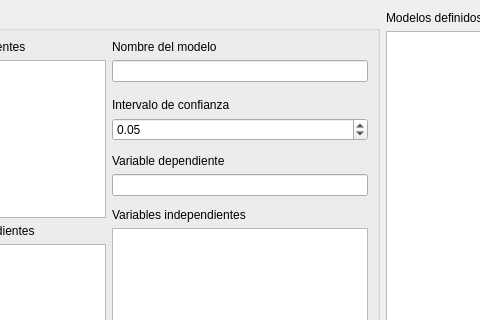
vasha54/apm, file view/ui/tab_build_model.ui: the form before one commit; both pictures show x 173 to 653 and y 0 to 320 of the 881 by 471 pixel window.
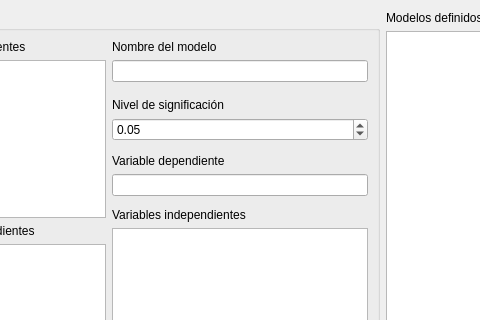
The form after the commit.

Diff of the .ui file:
```diff
--- a/view/ui/tab_build_model.ui
+++ b/view/ui/tab_build_model.ui
@@ -120,7 +120,7 @@
           <item>
            <widget class="QLabel" name="label_8">
             <property name="text">
-             <string>Intervalo de confianza</string>
+             <string>Nivel de significación</string>
             </property>
            </widget>
           </item>
```
